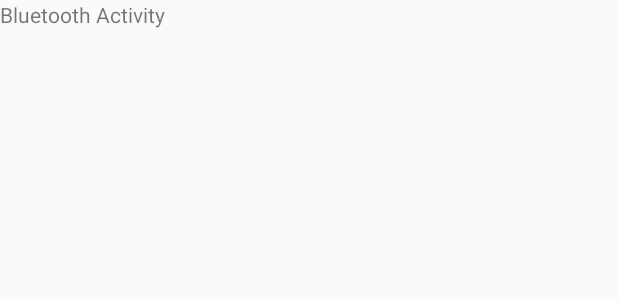
After one commit to eltonvs/vehicle-data-collector, an Android app: the layout activity_bluetooth.xml on its own in the app's theme, with its tools: preview values and no code run, on a phone screen of 412 x 824 dp. The commit adds this screen. Shown: the top 300 px of the screen. Run offline under Robolectric (Android 15) with nearby library versions, the phone set to English and light mode, and no system bars.

Commit message:
Create Bluetooth connection with OBD device

```diff
--- /dev/null
+++ b/app/src/main/res/layout/activity_bluetooth.xml
@@ -0,0 +1,22 @@
+<?xml version="1.0" encoding="utf-8"?>
+<android.support.constraint.ConstraintLayout xmlns:android="http://schemas.android.com/apk/res/android"
+    xmlns:tools="http://schemas.android.com/tools"
+    android:layout_width="match_parent"
+    android:layout_height="match_parent"
+    tools:context="br.ufrn.imd.vdc.activities.BluetoothActivity">
+
+    <TextView
+        android:id="@+id/tvBluetooth"
+        android:layout_width="wrap_content"
+        android:layout_height="wrap_content"
+        android:text="Bluetooth Activity"
+        tools:layout_editor_absoluteX="16dp"
+        tools:layout_editor_absoluteY="16dp" />
+
+    <TextView
+        android:id="@+id/tvResults"
+        android:layout_width="wrap_content"
+        android:layout_height="wrap_content"
+        tools:layout_editor_absoluteX="16dp"
+        tools:layout_editor_absoluteY="33dp" />
+</android.support.constraint.ConstraintLayout>
--- a/app/src/main/res/values/strings.xml
+++ b/app/src/main/res/values/strings.xml
@@ -2,6 +2,7 @@
     <string name="app_name">Vehicle Data Collector</string>
     <string name="action_settings">Settings</string>
     <string name="title_activity_settings">Settings</string>
+    <string name="title_activity_bluetooth">Device Info</string>
 
     <!-- Start Settings Strings -->
     <!-- Example settings for Data & Sync -->
```
Also changed, not shown: app/src/main/AndroidManifest.xml (+15 -3 lines), app/src/main/java/br/ufrn/imd/vdc/activities/BluetoothActivity.java (added, +126 -0 lines), app/src/main/java/br/ufrn/imd/vdc/activities/MainActivity.java (+22 -1 lines), app/src/main/java/br/ufrn/imd/vdc/io/BluetoothManager.java (added, +61 -0 lines), app/src/main/res/layout/fragment_main.xml (+8 -0 lines).
